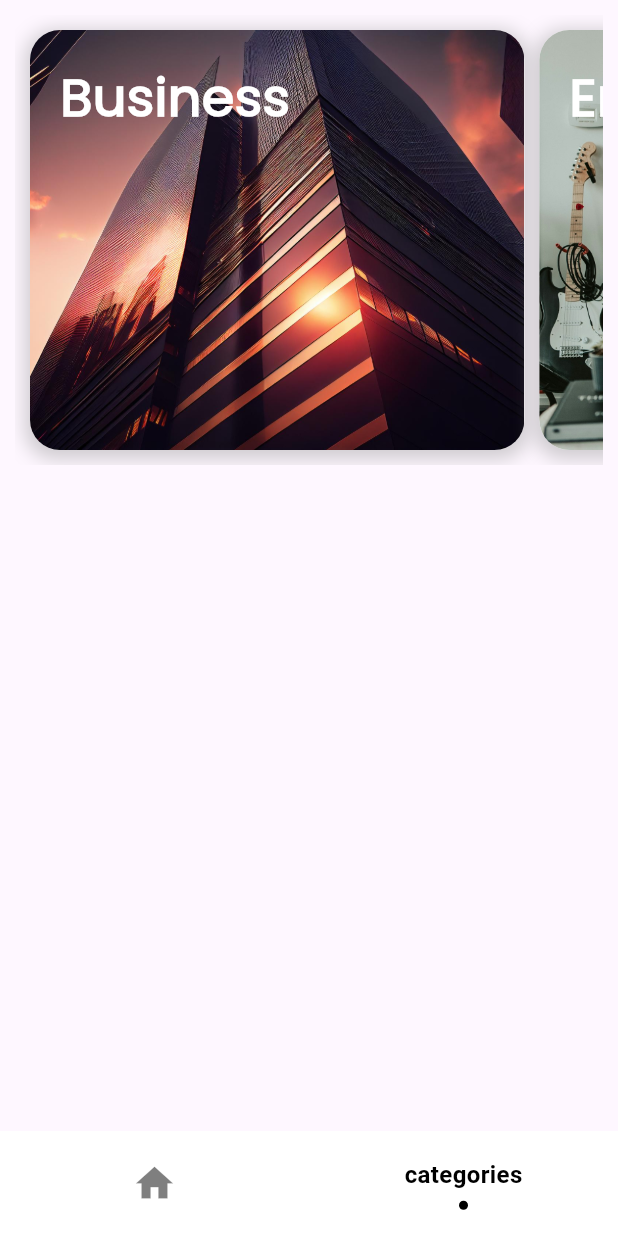
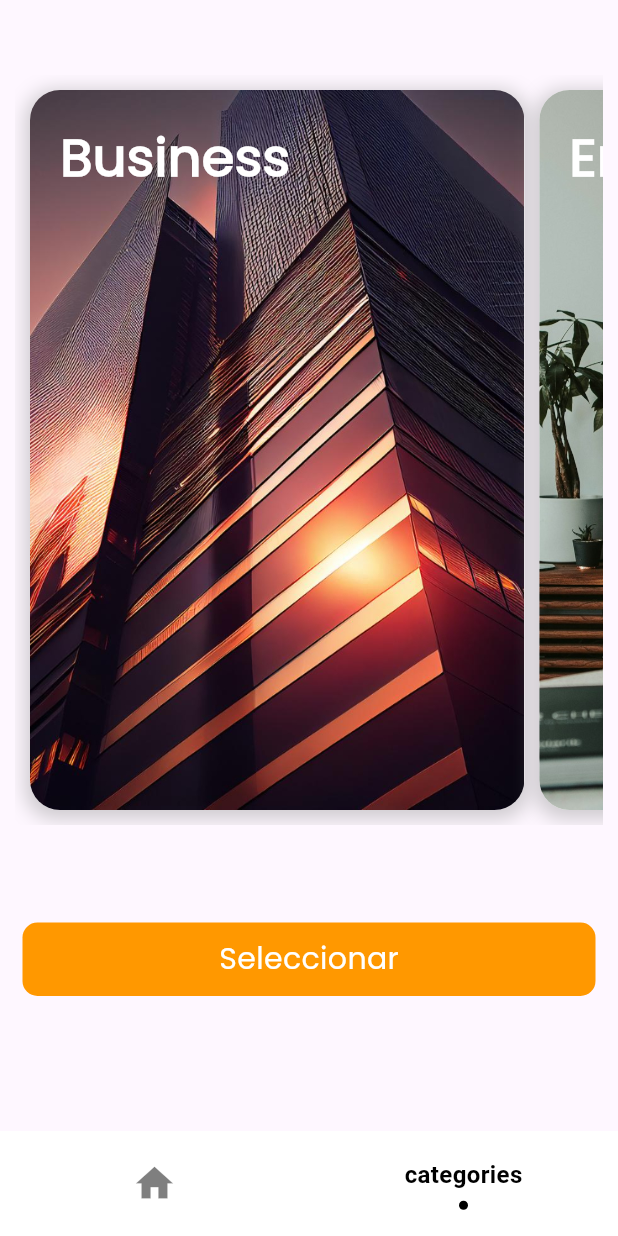
Before and after one commit to DrkDsk/NewsApp-Flutter, a Flutter app: the screen it shows after launch, item 2 of the bottom bar chosen, on a phone screen of 412 x 824 dp. Run offline on Flutter 3.47's test engine with Material 3 defaults, Android fonts, the phone set to English and light mode, and no system bars; drawn by our look-alikes of sliding_clipped_nav_bar; our stand-ins replace go_router; network calls fail.

```diff
--- a/lib/ui/screens/categories/category.screen.dart
+++ b/lib/ui/screens/categories/category.screen.dart
@@ -1,9 +1,9 @@
 import 'dart:async';
-
 import 'package:flutter/material.dart';
 import 'package:news_app/domain/models/category.dart';
 import 'package:news_app/domain/viewmodels/news.viewmodel.dart';
 import 'package:news_app/ui/screens/home/widgets/category.card.dart';
+import 'package:news_app/ui/screens/shared/LargeOrangeButton.dart';
 import 'package:provider/provider.dart';
 
 class CategoryScreen extends StatefulWidget {
@@ -43,9 +43,9 @@ class _CategoryScreenState extends State<CategoryScreen> {
     if (_scrollController.position.isScrollingNotifier.value) {
       _debounce = Timer(const Duration(milliseconds: 200), () {
         int currentSelectedIndex = _getCenteredIndex();
-        Category item = categoryItems.elementAt(currentSelectedIndex);
-        String categoryTitle = item.title;
-        newsViewModel.fetchCategoryNews(categoryTitle);
+        Category categorySelected = categoryItems.elementAt(currentSelectedIndex);
+        String categoryTitle = categorySelected.title;
+        //newsViewModel.fetchCategoryNews(categoryTitle);
       });
     }
   }
@@ -60,9 +60,11 @@ class _CategoryScreenState extends State<CategoryScreen> {
   @override
   Widget build(BuildContext context) {
     return Scaffold(
-      body: Container(
-        margin: const EdgeInsets.symmetric(vertical: 10, horizontal: 10),
-        height: 300,
+      body: Column(
+        children: [
+          Container(
+            margin: const EdgeInsets.symmetric(vertical: 50, horizontal: 10),
+            height: 500,
             child: ListView.separated(
               scrollDirection: Axis.horizontal,
               controller: _scrollController,
@@ -79,6 +81,9 @@ class _CategoryScreenState extends State<CategoryScreen> {
               },
             ),
           ),
+          const LargeOrangeButton(buttonTitle: "Seleccionar")
+        ],
+      ),
     );
   }
 }
--- /dev/null
+++ b/lib/ui/screens/shared/LargeOrangeButton.dart
@@ -0,0 +1,40 @@
+import 'package:flutter/material.dart';
+
+class LargeOrangeButton extends StatelessWidget {
+
+  final String buttonTitle;
+
+  const LargeOrangeButton({
+    super.key,
+    required this.buttonTitle,
+  });
+
+  @override
+  Widget build(BuildContext context) {
+    return Padding(
+      padding: const EdgeInsets.symmetric(vertical: 15, horizontal: 15),
+      child: GestureDetector(
+        onTap: () {
+          print("clickedd");
+        },
+        child: Container(
+          padding: const EdgeInsets.all(10),
+          decoration: BoxDecoration(
+              color: Colors.orange,
+              borderRadius: BorderRadius.circular(10)
+          ),
+          child: Center(
+              child: Text(
+                buttonTitle,
+                style: const TextStyle(
+                    color: Colors.white,
+                    fontSize: 20,
+                    fontFamily: 'Poppins'
+                ),
+              )
+          ),
+        ),
+      ),
+    );
+  }
+}
```
Also changed, not shown: lib/ui/screens/article/widgets/article.item.card.dart (+2 -25 lines). Lines whose indentation alone changed are shown as unchanged.
